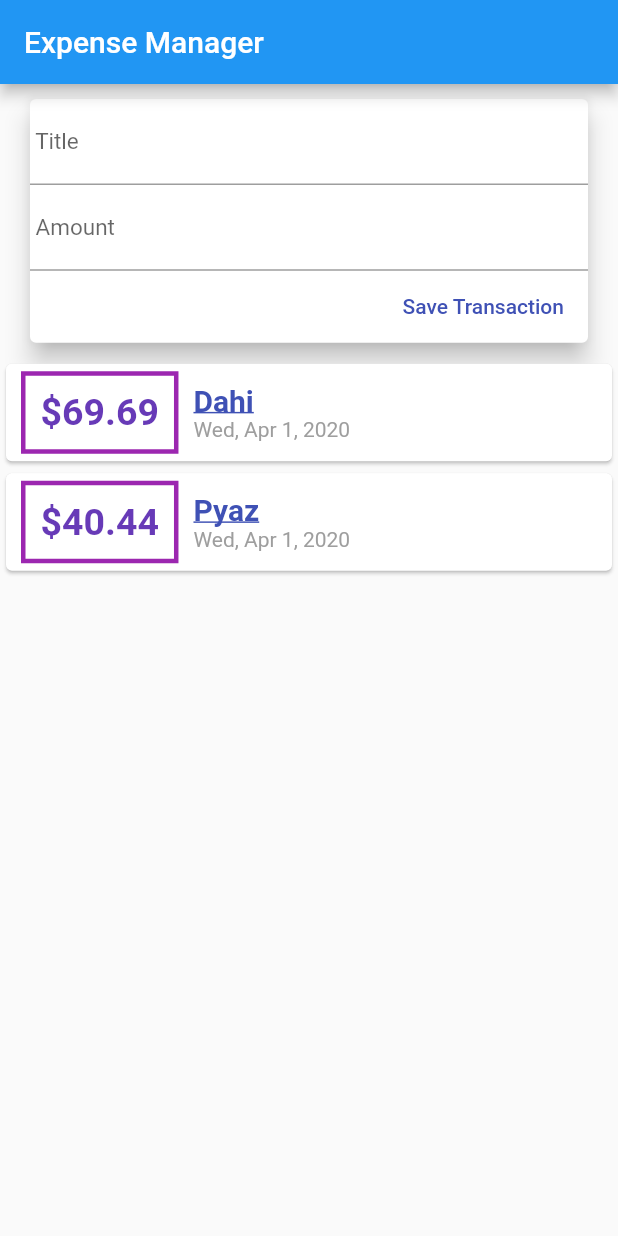
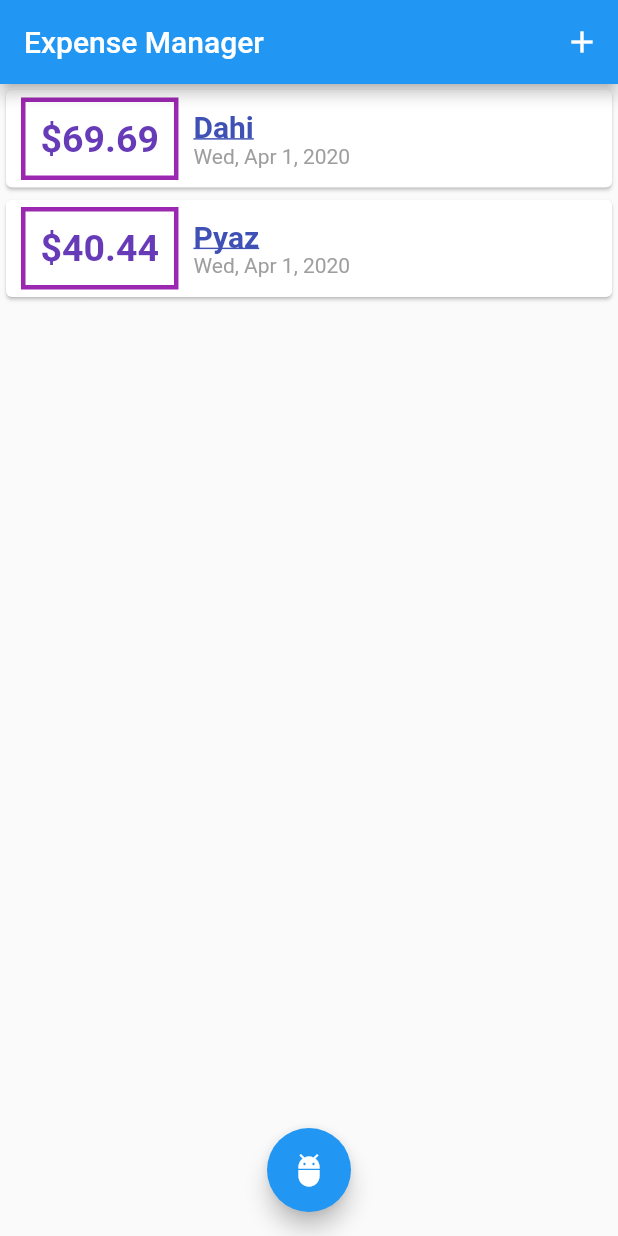
Before and after one commit to RaiAnsar/Expense_Manager, a Flutter app: the screen it shows after launch, on a phone screen of 412 x 824 dp. Run offline on Flutter 3.47's test engine with Material 2 defaults, Android fonts, the phone set to English and light mode, and no system bars.

Commit message:
Used bottom sheet for new transaction

```diff
--- a/lib/Widgets/transaction_list.dart
+++ b/lib/Widgets/transaction_list.dart
@@ -9,7 +9,7 @@ class TransactionList extends StatelessWidget {
   @override
   Widget build(BuildContext context) {
     return Container(
-        height: 300,
+        height:MediaQuery.of(context).size.height,
         child: ListView.builder(
           itemBuilder: (context, index) {
 
@@ -19,7 +19,7 @@ class TransactionList extends StatelessWidget {
                 children: <Widget>[
                   Container(
                     child: Text(
-                      '\$${_userTransactions[index].amount}',
+                      '\$${_userTransactions[index].amount.toStringAsFixed(2)}', //Imp
                       style: TextStyle(
                           fontSize: 25,
                           fontWeight: FontWeight.bold,
--- a/lib/Widgets/user_transactions.dart
+++ /dev/null
@@ -1,38 +0,0 @@
-import '../Widgets/transaction_list.dart';
-import 'package:flutter/material.dart';
-import '../models/transaction.dart';
-import 'new_transaction.dart';
-
-class UserTransactions extends StatefulWidget {
-  @override
-  _UserTransactionsState createState() => _UserTransactionsState();
-}
-
-class _UserTransactionsState extends State<UserTransactions> {
-  final List<Transactoin> _userTransactions = [
-    Transactoin(id: '01', title: 'Dahi', amount: 69.69, date: DateTime.now()),
-    Transactoin(id: '02', title: 'Pyaz', amount: 40.44, date: DateTime.now()),
-  ];
-
-  void _addTransaction(String tranTitle, double tranAmount) {
-    final newTransaction = Transactoin(
-        title: tranTitle,
-        amount: tranAmount,
-        date: DateTime.now(),
-        id: DateTime.now().toString());
-
-    setState(() {
-      _userTransactions.add(newTransaction);
-    });
-  }
-
-  @override
-  Widget build(BuildContext context) {
-    return Column(
-      children: <Widget>[
-        NewTransaction(_addTransaction),
-        TransactionList(_userTransactions),
-      ],
-    );
-  }
-}
--- a/lib/main.dart
+++ b/lib/main.dart
@@ -1,5 +1,7 @@
-import 'package:expense_manager/Widgets/user_transactions.dart';
 import 'package:flutter/material.dart';
+import './widgets/new_transaction.dart';
+import 'widgets/transaction_list.dart';
+import 'models/transaction.dart';
 
 void main() => runApp(MyApp());
 
@@ -13,16 +15,63 @@ class MyApp extends StatelessWidget {
   }
 }
 
-class MyHomePage extends StatelessWidget {
+class MyHomePage extends StatefulWidget {
+  @override
+  _MyHomePageState createState() => _MyHomePageState();
+}
+
+class _MyHomePageState extends State<MyHomePage> {
+
+  final List<Transactoin> _userTransactions = [
+    Transactoin(id: '01', title: 'Dahi', amount: 69.69, date: DateTime.now()),
+    Transactoin(id: '02', title: 'Pyaz', amount: 40.44, date: DateTime.now()),
+  ];
+
+  void _addTransaction(String tranTitle, double tranAmount) {
+    final newTransaction = Transactoin(
+        title: tranTitle,
+        amount: tranAmount,
+        date: DateTime.now(),
+        id: DateTime.now().toString());
+
+    setState(() {
+      _userTransactions.add(newTransaction);
+    });
+  }
+
+
+
+_startNewTransaction(BuildContext ctx) {
+  showModalBottomSheet(
+      context: ctx,
+      builder: (_) {
+        return NewTransaction(_addTransaction);
+      });
+}
+
+
   @override
   Widget build(BuildContext context) {
     return Scaffold(
       appBar: AppBar(
+        actions: <Widget>[
+          IconButton(
+            icon: Icon(Icons.add),
+            onPressed: () => _startNewTransaction(context),
+          )
+        ],
         title: Text('Expense Manager'),
       ),
+      floatingActionButtonLocation: FloatingActionButtonLocation.centerFloat,
+      floatingActionButton: FloatingActionButton(
+        child: Icon(Icons.adb),
+        onPressed: () => _startNewTransaction(context), //_startNewTransaction(context),
+      ),
       body: SingleChildScrollView(
-              child: Column(
-          children: <Widget>[UserTransactions()],
+        child: Column(
+          children: <Widget>[        //NewTransaction(_addTransaction),
+        TransactionList(_userTransactions),
+        ],
         ),
       ),
     );
```
